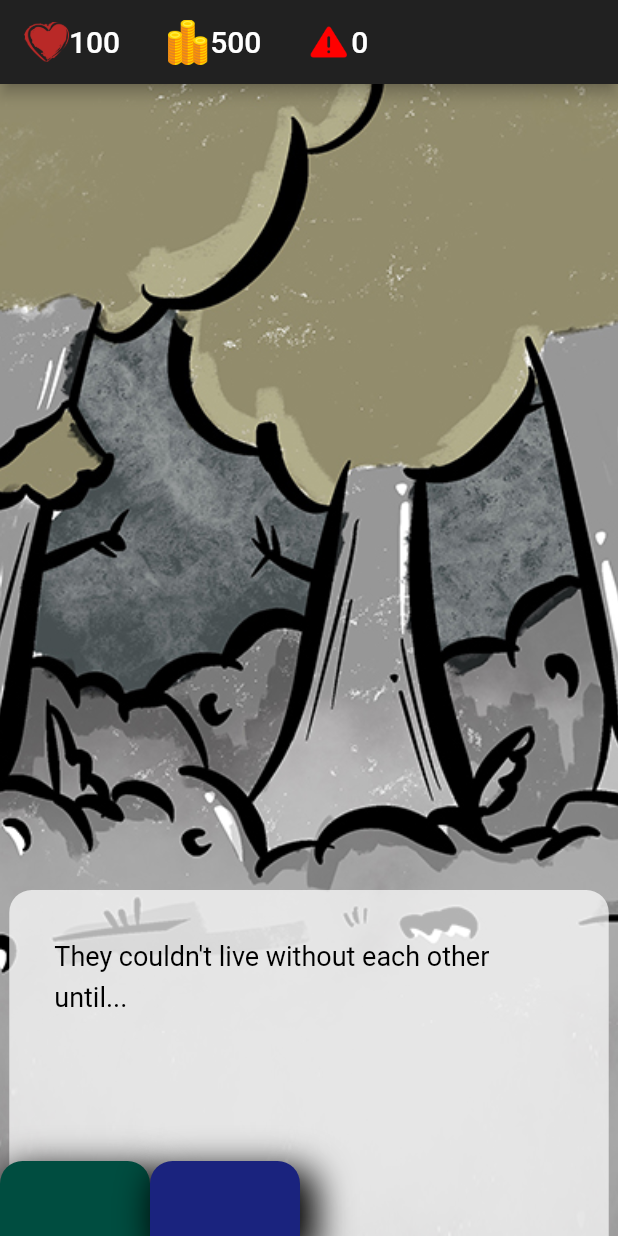
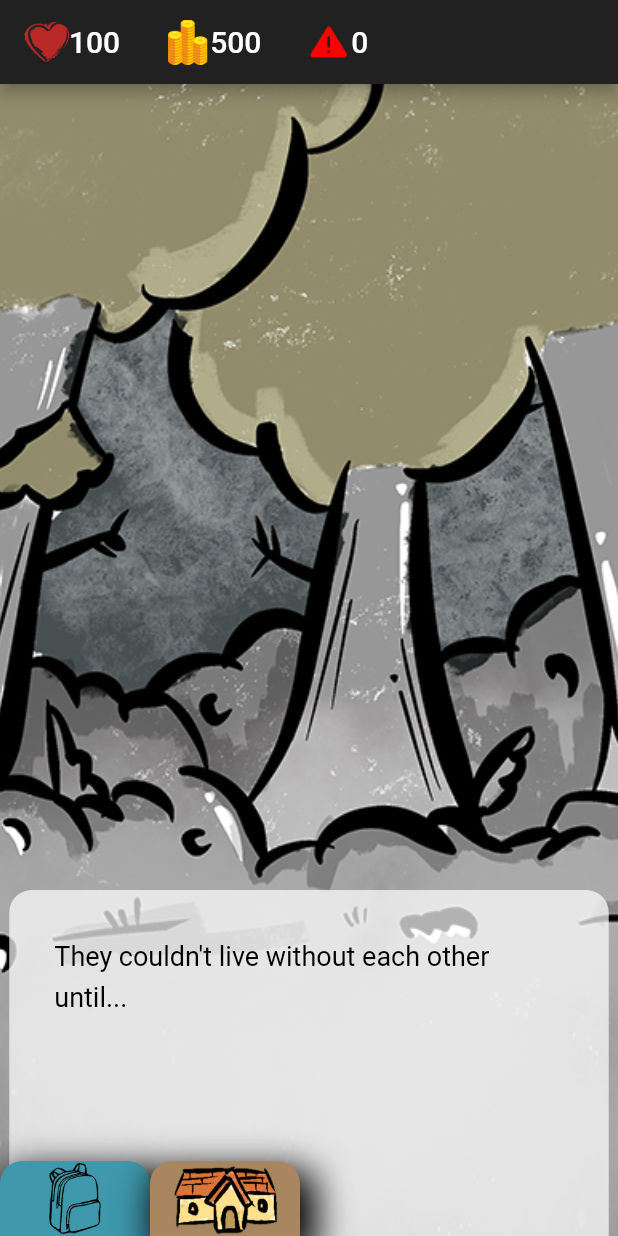
Before and after one commit to jennysong/ggj-repair, a Flutter app: the screen it shows after launch, on a phone screen of 412 x 824 dp. Run offline on Flutter 3.47's test engine with Material 2 defaults, Android fonts, the light colour scheme and no system bars.

Commit message:
added map

```diff
--- a/lib/containers/InterfaceContainer.dart
+++ b/lib/containers/InterfaceContainer.dart
@@ -9,8 +9,7 @@ class InterfaceContainer extends StatefulWidget {
 
 class InterfaceContainerState extends State<InterfaceContainer> {
 	bool expandBox = false;
-  bool quickAnimation = false;
-	String selectedBox = 'itemBox';
+  bool itemBoxOnTop = true;
 	@override
 	Widget build(BuildContext context) {
 		return Column(
@@ -31,50 +30,48 @@ class InterfaceContainerState extends State<InterfaceContainer> {
             ]
           )
         ),
-				Row(
-					children: [
+				Row (
+          children: <Widget>[
             GestureDetector( //itemBox
               onTap: () {
                 setState((){
-									if (!expandBox) {
-										expandBox = true;
-                    quickAnimation = true;
-										selectedBox = 'itemBox';
-									}	else if (selectedBox != 'itemBox') {
-										selectedBox = 'itemBox';
-                    quickAnimation = false;
-									} else {
-										expandBox = false;
-                    quickAnimation = false;
-									}
+                  expandBox = !expandBox? true : !itemBoxOnTop? true : false;
+                  itemBoxOnTop = true;
                 });
               },
               child: bottomTabContainer('itemBox')
             ),
-						GestureDetector( //mapBox
+            GestureDetector( //MapBox
               onTap: () {
                 setState((){
-									if (!expandBox) {
-										expandBox = true;
-										selectedBox = 'mapBox';
-                    quickAnimation = true;
-									}	else if (selectedBox != 'mapBox') {
-										selectedBox = 'mapBox';
-                    quickAnimation = false;
-									} else {
-										expandBox = false;
-                    quickAnimation = false;
-									}
+                  expandBox = !expandBox? true : itemBoxOnTop? true : false;
+                  itemBoxOnTop = false;
                 });
               },
               child: bottomTabContainer('mapBox')
             ),
-					]
+          ],
+        ),
+        IndexedStack(
+          index: itemBoxOnTop? 0:1,
+          children: <Widget>[
+            AnimatedContainer(
+              color: Color.fromRGBO(63, 152, 172, 1),
+              height: expandBox? 270:0,
+              duration: Duration(milliseconds:400)
             ),
             AnimatedContainer(
-					color: selectedBox=='itemBox'? Colors.teal[900] : Colors.indigo[900],
-					height: expandBox? 300:0,
-					duration: quickAnimation? Duration(milliseconds:400) : Duration(milliseconds:100)
+              decoration: BoxDecoration(
+                color: Color.fromRGBO(169, 134, 95, 1),
+                image: DecorationImage(
+                  image: AssetImage('lib/assets/backgrounds/Map.jpg'),
+                  fit: BoxFit.contain
+                )
+              ),
+              height: expandBox? 270:0,
+              duration: Duration(milliseconds:400)
+            )
+          ]
         )
       ]
     );
@@ -82,12 +79,15 @@ class InterfaceContainerState extends State<InterfaceContainer> {
 }
 
 bottomTabContainer(String boxType) => Container(
-  alignment: Alignment.topRight,
   height: 50,
   width: 100,
   padding: EdgeInsets.all(30),
   decoration: new BoxDecoration(
-    color: boxType == 'itemBox'? Colors.teal[900] : Colors.indigo[900],
+    color: boxType == 'itemBox'? Color.fromRGBO(63, 152, 172, 1) : Color.fromRGBO(169, 134, 95, 1),
+    image: DecorationImage(
+      image: boxType == 'itemBox'? AssetImage('lib/assets/Bag.png') : AssetImage('lib/assets/House.png'),
+      fit: BoxFit.contain
+    ),
     boxShadow: [
       BoxShadow(
         color: Colors.black,
--- a/pubspec.yaml
+++ b/pubspec.yaml
@@ -48,6 +48,8 @@ flutter:
    - lib/assets/backgrounds/Forest_Scene2.jpg
    - lib/assets/backgrounds/Forest_Scene3.jpg
    - lib/assets/backgrounds/Map.jpg
+   - lib/assets/House.png
+   - lib/assets/Bag.png
    - lib/assets/heart.png
    - lib/assets/warning.png
    - lib/assets/coins.png
```
Also changed, not shown: lib/models/character_model.dart (+11 -0 lines), lib/assets/Bag.png (added), lib/assets/House.png (added). Lines whose indentation alone changed are shown as unchanged.
